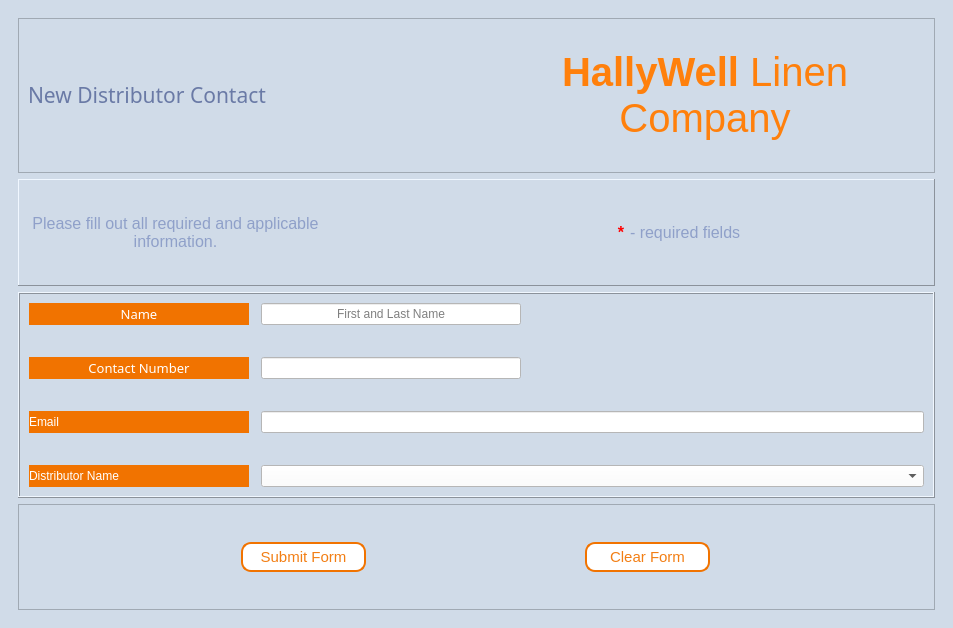
Before: the Qt Designer form Hallywell CRMS v1/UI Files/NewDistributorContact.ui in apduong/CIS-3365, drawn with Qt 5.
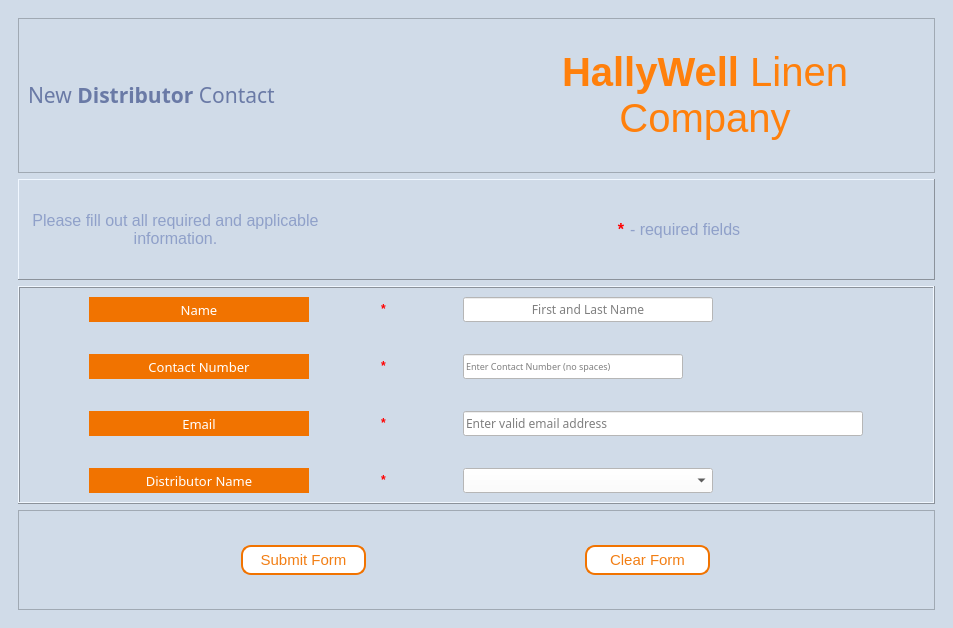
After: the same form once the commit is applied.

What changed in the file:
```diff
--- a/Hallywell CRMS v1/UI Files/NewDistributorContact.ui
+++ b/Hallywell CRMS v1/UI Files/NewDistributorContact.ui
@@ -10,6 +10,18 @@
     <height>628</height>
    </rect>
   </property>
+  <property name="minimumSize">
+   <size>
+    <width>700</width>
+    <height>25</height>
+   </size>
+  </property>
+  <property name="maximumSize">
+   <size>
+    <width>953</width>
+    <height>16777215</height>
+   </size>
+  </property>
   <property name="windowTitle">
    <string>New Distributor Contact</string>
   </property>
@@ -70,7 +82,7 @@
               <string notr="true">color:#6A7AA6</string>
              </property>
              <property name="text">
-              <string>&lt;html&gt;&lt;head/&gt;&lt;body&gt;&lt;p&gt;New Distributor Contact &lt;/p&gt;&lt;/body&gt;&lt;/html&gt;</string>
+              <string>New &lt;strong&gt; Distributor &lt;/strong&gt; Contact</string>
              </property>
              <property name="alignment">
               <set>Qt::AlignLeading|Qt::AlignLeft|Qt::AlignVCenter</set>
@@ -216,39 +228,107 @@
            <property name="verticalSpacing">
             <number>32</number>
            </property>
-           <item row="0" column="1">
-            <widget class="QLineEdit" name="lineEdit_DisName">
+           <item row="3" column="0">
+            <widget class="QLabel" name="label_7">
              <property name="minimumSize">
               <size>
-               <width>250</width>
-               <height>0</height>
+               <width>220</width>
+               <height>25</height>
               </size>
              </property>
              <property name="maximumSize">
               <size>
-               <width>260</width>
-               <height>16777215</height>
+               <width>220</width>
+               <height>25</height>
               </size>
              </property>
-             <property name="maxLength">
-              <number>250</number>
+             <property name="font">
+              <font>
+               <family>Montserrat Medium</family>
+               <pointsize>10</pointsize>
+              </font>
+             </property>
+             <property name="text">
+              <string>Distributor Name</string>
              </property>
              <property name="alignment">
               <set>Qt::AlignCenter</set>
+             </property>
+            </widget>
+           </item>
+           <item row="3" column="2">
+            <widget class="QComboBox" name="comboBox_manu">
+             <property name="minimumSize">
+              <size>
+               <width>250</width>
+               <height>25</height>
+              </size>
+             </property>
+             <property name="maximumSize">
+              <size>
+               <width>250</width>
+               <height>25</height>
+              </size>
+             </property>
+             <property name="font">
+              <font>
+               <family>Montserrat Medium</family>
+               <pointsize>9</pointsize>
+              </font>
+             </property>
+            </widget>
+           </item>
+           <item row="2" column="2">
+            <widget class="QLineEdit" name="lineEdit_email">
+             <property name="minimumSize">
+              <size>
+               <width>400</width>
+               <height>25</height>
+              </size>
+             </property>
+             <property name="maximumSize">
+              <size>
+               <width>400</width>
+               <height>25</height>
+              </size>
+             </property>
+             <property name="font">
+              <font>
+               <family>Montserrat Medium</family>
+               <pointsize>9</pointsize>
+              </font>
              </property>
              <property name="placeholderText">
-              <string>First and Last Name</string>
+              <string>Enter valid email address</string>
              </property>
             </widget>
            </item>
-           <item row="1" column="1">
-            <widget class="QLineEdit" name="lineEdit_DisCN">
+           <item row="2" column="0">
+            <widget class="QLabel" name="label_2">
+             <property name="minimumSize">
+              <size>
+               <width>220</width>
+               <height>25</height>
+              </size>
+             </property>
              <property name="maximumSize">
               <size>
-               <width>260</width>
-               <height>16777215</height>
+               <width>220</width>
+               <height>25</height>
               </size>
              </property>
+             <property name="font">
+              <font>
+               <family>Montserrat Medium</family>
+               <pointsize>10</pointsize>
+              </font>
+             </property>
+             <property name="text">
+              <string>Email</string>
+             </property>
+             <property name="alignment">
+              <set>Qt::AlignCenter</set>
+             </property>
             </widget>
            </item>
            <item row="1" column="0">
@@ -256,13 +336,13 @@
              <property name="minimumSize">
               <size>
                <width>220</width>
-               <height>0</height>
+               <height>25</height>
               </size>
              </property>
              <property name="maximumSize">
               <size>
                <width>250</width>
-               <height>35</height>
+               <height>25</height>
               </size>
              </property>
              <property name="font">
@@ -285,12 +365,46 @@
              </property>
             </widget>
            </item>
+           <item row="1" column="2">
+            <widget class="QLineEdit" name="lineEdit_DisCN">
+             <property name="minimumSize">
+              <size>
+               <width>220</width>
+               <height>25</height>
+              </size>
+             </property>
+             <property name="maximumSize">
+              <size>
+               <width>220</width>
+               <height>25</height>
+              </size>
+             </property>
+             <property name="font">
+              <font>
+               <family>Montserrat</family>
+               <pointsize>7</pointsize>
+              </font>
+             </property>
+             <property name="maxLength">
+              <number>15</number>
+             </property>
+             <property name="placeholderText">
+              <string>Enter Contact Number (no spaces)</string>
+             </property>
+            </widget>
+           </item>
            <item row="0" column="0">
             <widget class="QLabel" name="label_DisName">
              <property name="minimumSize">
               <size>
                <width>220</width>
-               <height>0</height>
+               <height>25</height>
+              </size>
+             </property>
+             <property name="maximumSize">
+              <size>
+               <width>220</width>
+               <height>25</height>
               </size>
              </property>
              <property name="font">
@@ -313,25 +427,128 @@
              </property>
             </widget>
            </item>
-           <item row="2" column="0">
-            <widget class="QLabel" name="label_2">
+           <item row="0" column="2">
+            <widget class="QLineEdit" name="lineEdit_DisName">
+             <property name="minimumSize">
+              <size>
+               <width>250</width>
+               <height>25</height>
+              </size>
+             </property>
+             <property name="maximumSize">
+              <size>
+               <width>250</width>
+               <height>25</height>
+              </size>
+             </property>
+             <property name="font">
+              <font>
+               <family>Montserrat</family>
+               <pointsize>9</pointsize>
+              </font>
+             </property>
+             <property name="maxLength">
+              <number>50</number>
+             </property>
+             <property name="alignment">
+              <set>Qt::AlignCenter</set>
+             </property>
+             <property name="placeholderText">
+              <string>First and Last Name</string>
+             </property>
+            </widget>
+           </item>
+           <item row="0" column="1">
+            <widget class="QLabel" name="label">
+             <property name="minimumSize">
+              <size>
+               <width>10</width>
+               <height>20</height>
+              </size>
+             </property>
+             <property name="maximumSize">
+              <size>
+               <width>10</width>
+               <height>20</height>
+              </size>
+             </property>
+             <property name="styleSheet">
+              <string notr="true">background: none; color:red; font-weight: bold; 
+	font: 75 18pt &quot;Arial&quot;;</string>
+             </property>
              <property name="text">
-              <string>Email</string>
+              <string>*</string>
+             </property>
+            </widget>
+           </item>
+           <item row="1" column="1">
+            <widget class="QLabel" name="label_3">
+             <property name="minimumSize">
+              <size>
+               <width>10</width>
+               <height>20</height>
+              </size>
+             </property>
+             <property name="maximumSize">
+              <size>
+               <width>10</width>
+               <height>20</height>
+              </size>
+             </property>
+             <property name="styleSheet">
+              <string notr="true">background: none; color:red; font-weight: bold; 
+	font: 75 18pt &quot;Arial&quot;;</string>
+             </property>
+             <property name="text">
+              <string>*</string>
              </property>
             </widget>
            </item>
            <item row="2" column="1">
-            <widget class="QLineEdit" name="lineEdit_email"/>
-           </item>
-           <item row="3" column="0">
-            <widget class="QLabel" name="label_7">
+            <widget class="QLabel" name="label_8">
+             <property name="minimumSize">
+              <size>
+               <width>10</width>
+               <height>20</height>
+              </size>
+             </property>
+             <property name="maximumSize">
+              <size>
+               <width>10</width>
+               <height>20</height>
+              </size>
+             </property>
+             <property name="styleSheet">
+              <string notr="true">background: none; color:red; font-weight: bold; 
+	font: 75 18pt &quot;Arial&quot;;</string>
+             </property>
              <property name="text">
-              <string>Distributor Name</string>
+              <string>*</string>
              </property>
             </widget>
            </item>
            <item row="3" column="1">
-            <widget class="QComboBox" name="comboBox_manu"/>
+            <widget class="QLabel" name="label_9">
+             <property name="minimumSize">
+              <size>
+               <width>10</width>
+               <height>20</height>
+              </size>
+             </property>
+             <property name="maximumSize">
+              <size>
+               <width>10</width>
+               <height>20</height>
+              </size>
+             </property>
+             <property name="styleSheet">
+              <string notr="true">background: none; color:red; font-weight: bold; 
+	font: 75 18pt &quot;Arial&quot;;</string>
+             </property>
+             <property name="text">
+              <string>*</string>
+             </property>
+            </widget>
            </item>
           </layout>
          </widget>
```
